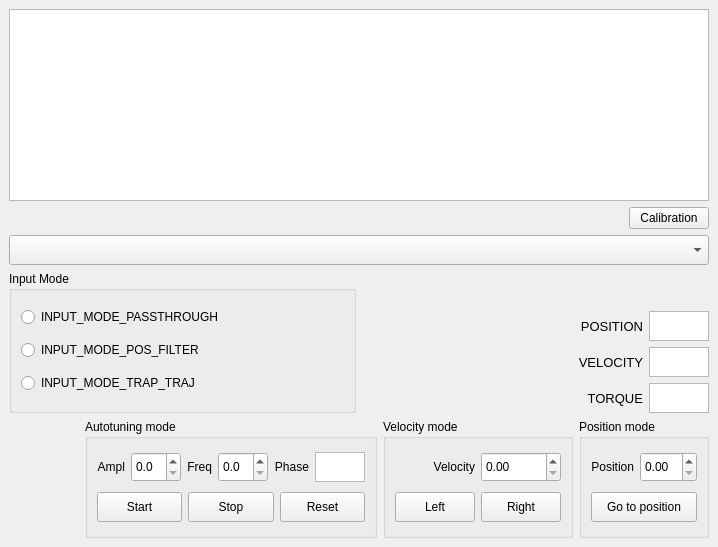
This is panel.ui in zorinilya/Odrive-manipulator as Qt 5 draws it before an edit. The edited form follows.
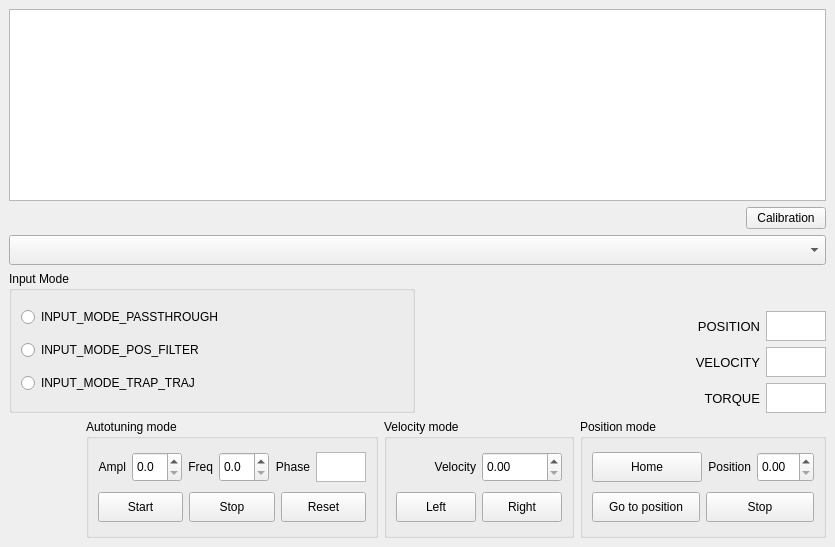
This is the edited form.

The edit to the form file:
```diff
--- a/panel.ui
+++ b/panel.ui
@@ -9,13 +9,13 @@
    <rect>
     <x>0</x>
     <y>0</y>
-    <width>718</width>
+    <width>835</width>
     <height>547</height>
    </rect>
   </property>
   <property name="maximumSize">
    <size>
-    <width>718</width>
+    <width>1000</width>
     <height>547</height>
    </size>
   </property>
@@ -722,6 +722,19 @@
            <property name="bottomMargin">
             <number>0</number>
            </property>
+           <item>
+            <widget class="QPushButton" name="buttonHome">
+             <property name="minimumSize">
+              <size>
+               <width>110</width>
+               <height>30</height>
+              </size>
+             </property>
+             <property name="text">
+              <string>Home</string>
+             </property>
+            </widget>
+           </item>
            <item>
             <widget class="QLabel" name="labelNewPos">
              <property name="text">
@@ -754,6 +767,11 @@
           </layout>
          </item>
          <item>
+          <layout class="QHBoxLayout" name="horizontalLayout_11">
+           <property name="bottomMargin">
+            <number>0</number>
+           </property>
+           <item>
           <widget class="QPushButton" name="buttonGoTo">
            <property name="minimumSize">
             <size>
@@ -765,6 +783,21 @@
             <string>Go to position</string>
            </property>
           </widget>
+           </item>
+           <item>
+            <widget class="QPushButton" name="buttonStop_Pos">
+             <property name="minimumSize">
+              <size>
+               <width>0</width>
+               <height>30</height>
+              </size>
+             </property>
+             <property name="text">
+              <string>Stop</string>
+             </property>
+            </widget>
+           </item>
+          </layout>
          </item>
         </layout>
        </widget>
```
Lines whose indentation alone changed are shown as unchanged.
